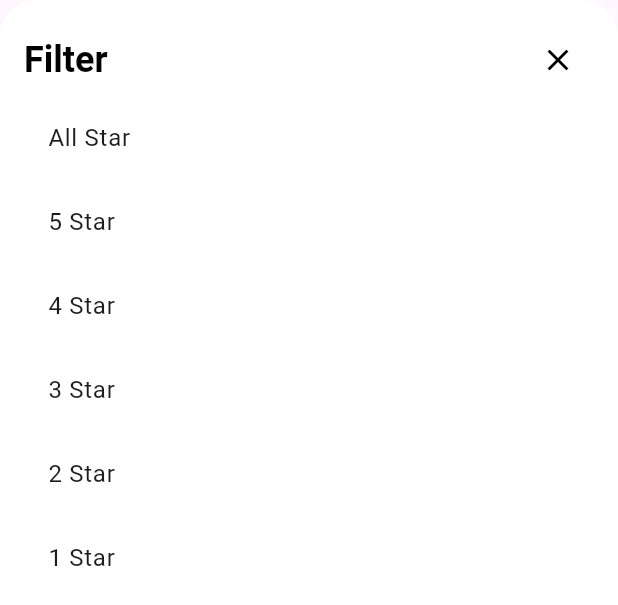
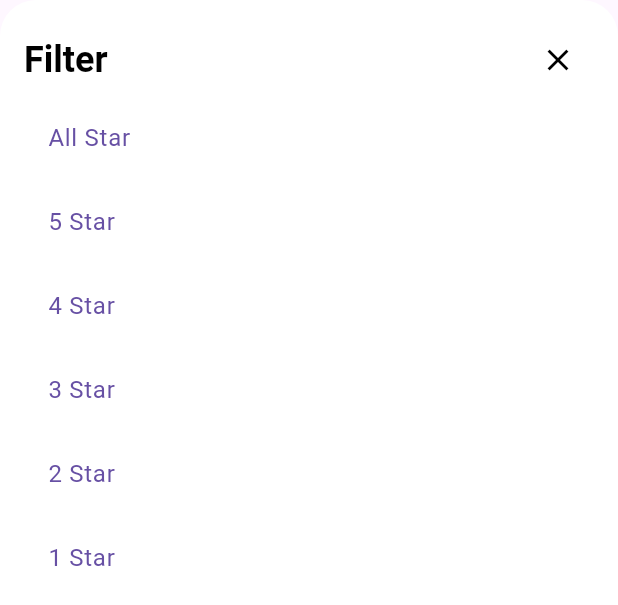
Before and after one commit to mustafaydogdu3/3DMarket, a Flutter app: the FilterModal widget shown alone on an empty page, opened directly with empty values, on a phone screen of 412 x 824 dp. Shown: the top 605 px of the screen. Run offline on Flutter 3.47's test engine with Material 3 defaults, Android fonts, the phone set to English and light mode, and no system bars; our stand-ins replace auto_route, carousel_slider, cloud_firestore, equatable, firebase_auth, firebase_core and 6 more; accounts and stored records are empty; network calls fail.

Commit message:
Review Filter feature completed generally.

```diff
--- a/lib/core/widgets/scaffold/app_scaffold_widget.dart
+++ b/lib/core/widgets/scaffold/app_scaffold_widget.dart
@@ -32,7 +32,6 @@ class AppScaffoldWidget extends StatefulWidget {
 class AppScaffoldWidgetState extends State<AppScaffoldWidget> {
   int currentIndex = 0;
 
-  // Sayfa değiştirme metodu eklendi
   void changeTab(int index) {
     if (widget.views != null) {
       if (index >= 0 && index < widget.views!.length) {
@@ -45,7 +44,6 @@ class AppScaffoldWidgetState extends State<AppScaffoldWidget> {
 
   @override
   Widget build(BuildContext context) {
-    // Scaffold key eklendi
     final GlobalKey<ScaffoldState> scaffoldKey = GlobalKey<ScaffoldState>();
 
     return PopScope(
--- a/lib/features/home/models/review_model.dart
+++ b/lib/features/home/models/review_model.dart
@@ -2,7 +2,7 @@
 import 'package:cloud_firestore/cloud_firestore.dart';
 import 'package:equatable/equatable.dart';
 
-import '../../auth/models/user/user_model.dart';
+import '../../auth/models/user_model.dart';
 
 class ReviewModel extends Equatable {
   const ReviewModel({
--- a/lib/features/home/services/review_service.dart
+++ b/lib/features/home/services/review_service.dart
@@ -4,7 +4,7 @@ import 'package:cloud_firestore/cloud_firestore.dart';
 import 'package:firebase_auth/firebase_auth.dart';
 import 'package:firebase_storage/firebase_storage.dart';
 
-import '../../auth/models/user/user_model.dart';
+import '../../auth/models/user_model.dart';
 import '../models/review_model.dart';
 
 class ReviewService {
--- a/lib/features/home/views/home_nav/home_nav_view.dart
+++ b/lib/features/home/views/home_nav/home_nav_view.dart
@@ -15,11 +15,9 @@ class HomeNavView extends StatefulWidget {
 }
 
 class _HomeNavViewState extends State<HomeNavView> {
-  // Scaffold widget'ına referans oluşturuyoruz
   final GlobalKey<AppScaffoldWidgetState> _scaffoldKey =
       GlobalKey<AppScaffoldWidgetState>();
 
-  // Tab değiştirme metodu
   void navigateToTab(int index) {
     _scaffoldKey.currentState?.changeTab(index);
   }
--- a/lib/features/home/views/product/modals/filter_modal.dart
+++ b/lib/features/home/views/product/modals/filter_modal.dart
@@ -1,14 +1,16 @@
 import 'package:flutter/material.dart';
 
-import 'sortby_modal.dart';
+import '../../widgets/filter_widget.dart';
 
 class FilterModal extends StatefulWidget {
   const FilterModal({
     super.key,
+    required this.selectedFilter,
     required this.onSelect,
   });
 
-  final dynamic Function(String? selectedFilter)? onSelect;
+  final String selectedFilter;
+  final Function(String? selectedFilter)? onSelect;
 
   @override
   State<FilterModal> createState() => _FilterModalState();
@@ -27,9 +29,10 @@ class _FilterModalState extends State<FilterModal> {
 
   @override
   Widget build(BuildContext context) {
-    return SortByWidget(
+    return FilterWidget(
       list: filterList,
       text: text,
+      selectedFilter: widget.selectedFilter,
       onSelect: widget.onSelect,
     );
   }
--- a/lib/features/home/views/product/modals/sortby_modal.dart
+++ b/lib/features/home/views/product/modals/sortby_modal.dart
@@ -1,6 +1,6 @@
-import 'package:auto_route/auto_route.dart';
-import 'package:core/base/text/style/base_text_style.dart';
 import 'package:flutter/material.dart';
+
+import '../../widgets/filter_widget.dart';
 
 class SortbyModal extends StatefulWidget {
   const SortbyModal({
@@ -23,69 +23,10 @@ class _SortbyModalState extends State<SortbyModal> {
 
   @override
   Widget build(BuildContext context) {
-    return SortByWidget(
+    return FilterWidget(
       list: sortByList,
+      selectedFilter: '',
       text: text,
     );
   }
 }
-
-class SortByWidget extends StatelessWidget {
-  const SortByWidget({
-    super.key,
-    required this.list,
-    required this.text,
-    this.onSelect,
-  });
-  final String text;
-
-  final List<String> list;
-
-  final Function(String?)? onSelect;
-
-  @override
-  Widget build(BuildContext context) {
-    return Container(
-      padding: const EdgeInsets.all(16),
-      decoration: const BoxDecoration(
-        color: Colors.white,
-        borderRadius: BorderRadius.vertical(
-          top: Radius.circular(24),
-        ),
-      ),
-      child: Wrap(
-        children: [
-          Column(
-            children: [
-              Row(
-                mainAxisAlignment: MainAxisAlignment.spaceBetween,
-                children: [
-                  Text(
-                    text,
-                    style: BaseTextStyle.headlineSmall(
-                        color: Colors.black, fontWeight: FontWeight.bold),
-                  ),
-                  IconButton(
-                    icon: const Icon(Icons.close, color: Colors.black),
-                    onPressed: () => context.router.pop(),
-                  ),
-                ],
-              ),
-              ...list.map(
-                (sortBy) => ListTile(
-                  title: Text(sortBy),
-                  onTap: () {
-                    if (onSelect != null) {
-                      onSelect!(sortBy);
-                    }
-                    context.router.pop();
-                  },
-                ),
-              ),
-            ],
-          ),
-        ],
-      ),
-    );
-  }
-}
--- /dev/null
+++ b/lib/features/home/views/widgets/filter_widget.dart
@@ -0,0 +1,70 @@
+import 'package:auto_route/auto_route.dart';
+import 'package:core/base/text/style/base_text_style.dart';
+import 'package:flutter/material.dart';
+
+class FilterWidget extends StatefulWidget {
+  const FilterWidget({
+    super.key,
+    required this.list,
+    required this.text,
+    required this.selectedFilter,
+    this.onSelect,
+  });
+
+  final String text;
+  final List<String> list;
+  final String selectedFilter;
+  final Function(String?)? onSelect;
+
+  @override
+  State<FilterWidget> createState() => _FilterWidgetState();
+}
+
+class _FilterWidgetState extends State<FilterWidget> {
+  @override
+  Widget build(BuildContext context) {
+    return Container(
+      padding: const EdgeInsets.all(16),
+      decoration: const BoxDecoration(
+        color: Colors.white,
+        borderRadius: BorderRadius.vertical(
+          top: Radius.circular(24),
+        ),
+      ),
+      child: Wrap(
+        children: [
+          Column(
+            children: [
+              Row(
+                mainAxisAlignment: MainAxisAlignment.spaceBetween,
+                children: [
+                  Text(
+                    widget.text,
+                    style: BaseTextStyle.headlineSmall(
+                        color: Colors.black, fontWeight: FontWeight.bold),
+                  ),
+                  IconButton(
+                    icon: const Icon(Icons.close, color: Colors.black),
+                    onPressed: () => context.router.pop(),
+                  ),
+                ],
+              ),
+              ...widget.list.map(
+                (filter) => ListTile(
+                  selected: filter.contains(widget.selectedFilter),
+                  title: Text(filter),
+                  onTap: () {
+                    if (widget.onSelect != null) {
+                      widget.onSelect!(filter);
+                    }
+                    context.router.pop();
+                  },
+                ),
+              ),
+            ],
+          ),
+        ],
+      ),
+    );
+  }
+}
--- a/lib/features/profile/services/profile_service.dart
+++ b/lib/features/profile/services/profile_service.dart
@@ -2,7 +2,7 @@ import 'package:cloud_firestore/cloud_firestore.dart';
 import 'package:firebase_auth/firebase_auth.dart';
 import 'package:uuid/uuid.dart';
 
-import '../../auth/models/user/user_model.dart';
+import '../../auth/models/user_model.dart';
 import '../models/address_model.dart';
 
 class ProfileService {
--- a/lib/features/profile/views/my_profile_view.dart
+++ b/lib/features/profile/views/my_profile_view.dart
@@ -8,6 +8,7 @@ import '../../../core/router/app_route_enum.dart';
 import '../../../core/router/app_router.gr.dart';
 import '../../../core/values/localkeys/app_localkeys.dart';
 import '../../../core/values/paths/app_paths.dart';
+import '../../auth/models/user_model.dart';
 import '../services/profile_service.dart';
 import 'widgets/profile_fields_widget.dart';
 
@@ -54,10 +55,7 @@ class _MyProfileViewState extends State<MyProfileView> {
                     onPressed: () => context.router
                         .push(
                           EditProfileRoute(
-                            email: user?.email ?? '',
-                            gender: user?.gender ?? '',
-                            name: user?.name ?? '',
-                            phone: user?.phoneNumber ?? '',
+                            user: user ?? UserModel.empty(),
                           ),
                         )
                         .then(
```
Also changed, not shown: lib/core/widgets/drawers/app_drawer.dart (+8 -5 lines), lib/features/home/views/product/modals/reviews_modal.dart (+9 -6 lines), lib/features/profile/views/edit_profile_view.dart (+16 -19 lines), lib/core/router/app_router.gr.dart.
